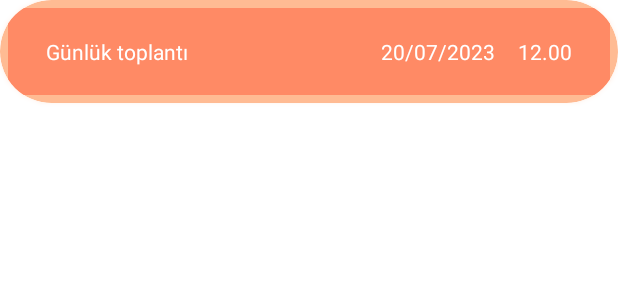
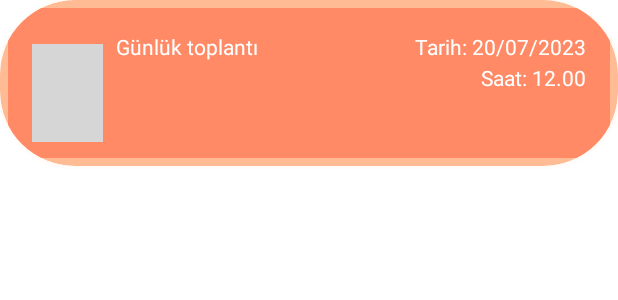
Before and after one commit to berkedursunoglu/TODO, an Android app: the layout reminder_cardview.xml on its own in the app's theme, with its tools: preview values and no code run, on a phone screen of 412 x 824 dp. Shown: the top 300 px of the screen. Run offline under Robolectric (Android 15) with nearby library versions, the phone set to English and light mode, and no system bars; grey boxes are pictures that could not be loaded.

```diff
--- a/app/src/main/java/com/berkedursunoglu/a/reminder/AlarmReceiver.kt
+++ b/app/src/main/java/com/berkedursunoglu/a/reminder/AlarmReceiver.kt
@@ -3,15 +3,15 @@ package com.berkedursunoglu.a.reminder
 import android.content.BroadcastReceiver
 import android.content.Context
 import android.content.Intent
-import android.util.Log
 
-class AlarmReceiver:BroadcastReceiver() {
+class AlarmReceiver : BroadcastReceiver() {
     override fun onReceive(p0: Context?, p1: Intent?) {
-            val desc = p1?.getStringExtra("desc")
-            var intent = Intent(p0?.applicationContext,ReminderService::class.java)
-            intent.putExtra("desc",desc)
-            p0?.applicationContext?.startService(intent)
-        Log.e("TAG", "onReceive: broadcast çalıştı", )
+        val desc = p1?.getStringExtra("desc")
+        var intent = Intent(p0?.applicationContext, ReminderService::class.java)
+        intent.putExtra("desc", desc)
+        val requestcode = p1?.getIntExtra("requestcode",0)
+        intent.putExtra("requestcode",requestcode)
+        p0?.applicationContext?.startService(intent)
     }
 
 }
--- a/app/src/main/java/com/berkedursunoglu/a/reminder/ReminderActivity.kt
+++ b/app/src/main/java/com/berkedursunoglu/a/reminder/ReminderActivity.kt
@@ -150,6 +150,7 @@ class ReminderActivity : AppCompatActivity() {
         }
         val intent = Intent(this.applicationContext,AlarmReceiver::class.java).let {
             it.putExtra("desc",desc)
+            it.putExtra("requestcode",requestCode)
             PendingIntent.getBroadcast(this.applicationContext,requestCode,it,PendingIntent.FLAG_MUTABLE or PendingIntent.FLAG_CANCEL_CURRENT)
         }
 
--- a/app/src/main/java/com/berkedursunoglu/a/reminder/ReminderService.kt
+++ b/app/src/main/java/com/berkedursunoglu/a/reminder/ReminderService.kt
@@ -12,6 +12,10 @@ import android.util.Log
 import androidx.core.app.NotificationCompat
 import androidx.core.app.NotificationManagerCompat
 import com.berkedursunoglu.a.R
+import com.berkedursunoglu.a.services.ReminderDao
+import com.berkedursunoglu.a.services.ReminderDatabase
+import kotlinx.coroutines.GlobalScope
+import kotlinx.coroutines.launch
 import java.net.URI
 
 class ReminderService : Service() {
@@ -34,12 +38,17 @@ class ReminderService : Service() {
 
     override fun onStartCommand(intent: Intent?, flags: Int, startId: Int): Int {
         if (intent?.getStringExtra("alarm") == "close") {
+            val rc = intent.getIntExtra("requestcode",0)
+            GlobalScope.launch {
+                ReminderDatabase.invoke(this@ReminderService).reminderDao().deleteReminder(rc)
+            }
             stopSelf()
         } else {
             var desc = intent?.getStringExtra("desc")
+            var requestcode = intent?.getIntExtra("requestcode",0)
             mp.isLooping = true
             mp.start()
-            notification(this, desc.orEmpty())
+            notification(this, desc.orEmpty(),requestcode)
         }
         return START_STICKY
     }
@@ -52,9 +61,10 @@ class ReminderService : Service() {
     }
 
 
-    private fun notification(context: Context, desc: String) {
+    private fun notification(context: Context, desc: String, requestcode: Int?) {
         var intent = Intent(context.applicationContext, ReminderService::class.java).let {
             it.putExtra("alarm", "close")
+            it.putExtra("requestcode",requestcode)
             PendingIntent.getService(context.applicationContext, 1, it, PendingIntent.FLAG_MUTABLE or PendingIntent.FLAG_CANCEL_CURRENT)
         }
 
--- a/app/src/main/res/layout/reminder_cardview.xml
+++ b/app/src/main/res/layout/reminder_cardview.xml
@@ -1,52 +1,68 @@
 <?xml version="1.0" encoding="utf-8"?>
 <androidx.cardview.widget.CardView xmlns:android="http://schemas.android.com/apk/res/android"
+    xmlns:app="http://schemas.android.com/apk/res-auto"
     xmlns:tools="http://schemas.android.com/tools"
     android:layout_width="match_parent"
     android:layout_height="wrap_content"
-    xmlns:app="http://schemas.android.com/apk/res-auto"
-    app:cardBackgroundColor="@color/primaryLightColor"
     android:outlineAmbientShadowColor="@color/primaryLightColor"
     android:outlineSpotShadowColor="@color/primaryLightColor"
+    app:cardBackgroundColor="@color/primaryLightColor"
     app:cardCornerRadius="50dp">
 
 
     <androidx.constraintlayout.widget.ConstraintLayout
         android:layout_width="match_parent"
-        android:layout_height="58dp"
+        android:layout_height="100dp"
+        android:layout_margin="5dp"
         android:background="@color/primaryColor"
-        android:layout_margin="5dp">
+        app:layout_constraintBottom_toBottomOf="@+id/time_decs_textview"
+        app:layout_constraintTop_toBottomOf="@+id/time_decs_textview">
 
         <TextView
             android:id="@+id/reminder_decs_textview"
-            android:layout_width="wrap_content"
-            android:layout_height="wrap_content"
+            android:layout_width="0dp"
+            android:layout_height="79dp"
+            android:layout_marginStart="72dp"
+            android:layout_marginTop="16dp"
+            android:layout_marginEnd="7dp"
             android:text="Günlük toplantı"
             android:textColor="@color/primaryTextColor"
-            app:layout_constraintBottom_toBottomOf="parent"
+            app:layout_constraintEnd_toStartOf="@+id/date_desc_textview"
             app:layout_constraintStart_toStartOf="parent"
-            app:layout_constraintTop_toTopOf="parent"
-            android:layout_marginStart="25dp"/>
+            app:layout_constraintTop_toTopOf="parent" />
 
         <TextView
             android:id="@+id/date_desc_textview"
             android:layout_width="wrap_content"
             android:layout_height="wrap_content"
-            android:text="20/07/2023"
-            app:layout_constraintBottom_toBottomOf="parent"
-            app:layout_constraintEnd_toStartOf="@+id/time_decs_textview"
-            app:layout_constraintTop_toTopOf="parent"
+            android:layout_marginTop="16dp"
+            android:layout_marginEnd="16dp"
+            android:text="Tarih: 20/07/2023"
             android:textColor="@color/primaryTextColor"
-            android:layout_marginEnd="15dp"/>
+            app:layout_constraintEnd_toEndOf="parent"
+            app:layout_constraintStart_toEndOf="@+id/reminder_decs_textview"
+            app:layout_constraintTop_toTopOf="parent" />
 
         <TextView
             android:id="@+id/time_decs_textview"
             android:layout_width="wrap_content"
             android:layout_height="wrap_content"
-            android:layout_marginEnd="25dp"
-            android:text="12.00"
+            android:layout_marginEnd="16dp"
+            android:layout_marginBottom="44dp"
+            android:text="Saat: 12.00"
+            android:textColor="@color/primaryTextColor"
             app:layout_constraintBottom_toBottomOf="parent"
-            app:layout_constraintEnd_toEndOf="parent"
+            app:layout_constraintEnd_toEndOf="parent" />
+
+        <ImageView
+            android:id="@+id/imageView"
+            android:layout_width="47dp"
+            android:layout_height="65dp"
+            android:layout_marginStart="16dp"
+            app:layout_constraintBottom_toBottomOf="@+id/reminder_decs_textview"
+            app:layout_constraintStart_toStartOf="parent"
             app:layout_constraintTop_toTopOf="parent"
-            android:textColor="@color/primaryTextColor"/>
+            app:layout_constraintVertical_bias="0.8"
+            app:srcCompat="@drawable/calendarlogo" />
     </androidx.constraintlayout.widget.ConstraintLayout>
 </androidx.cardview.widget.CardView>
```
